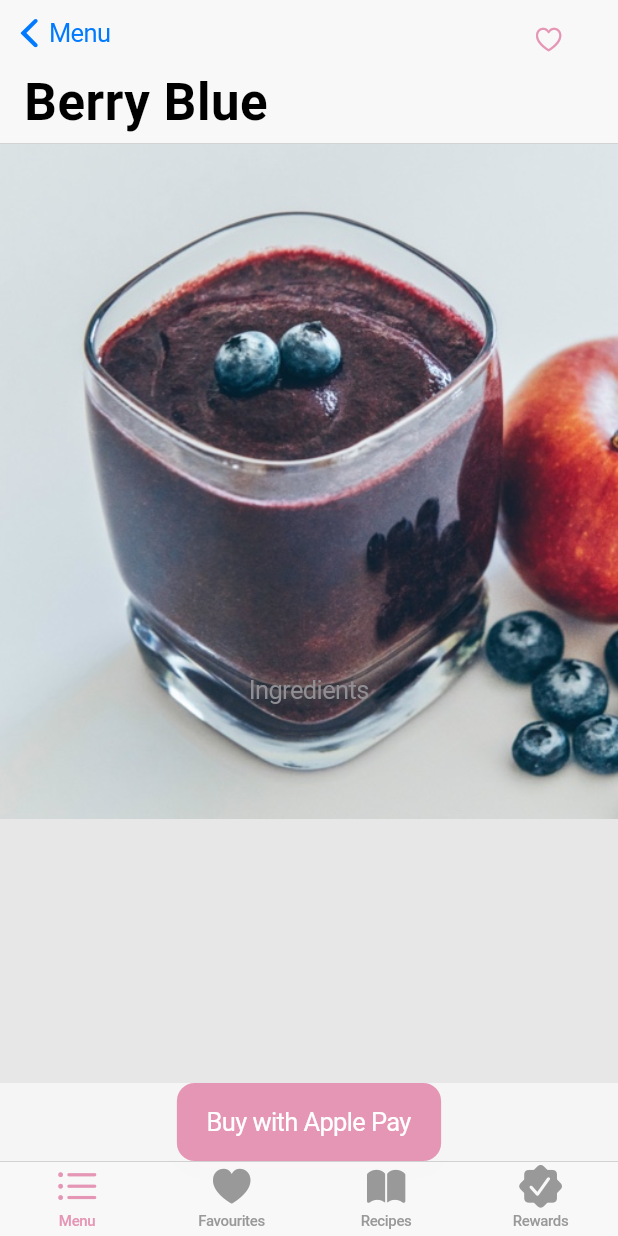
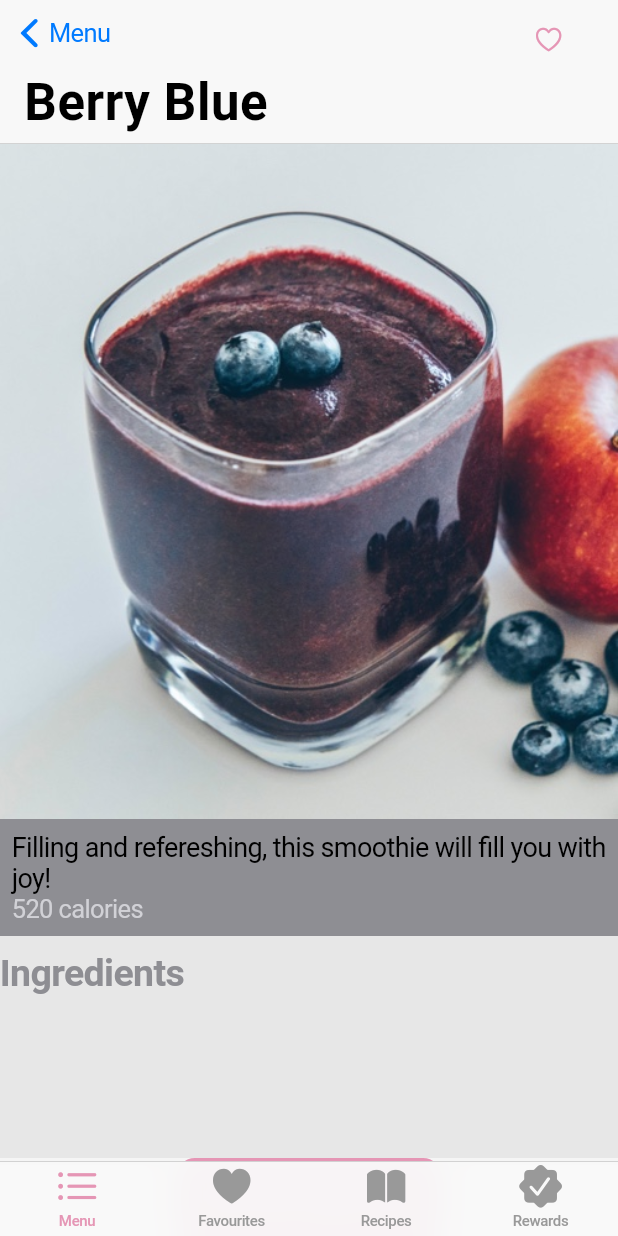
Before and after one commit to TJMusiitwa/flutter_fruta, a Flutter app: the screen it shows after launch, after a tap on "Berry Blue", on a phone screen of 412 x 824 dp. Run offline on Flutter 3.47's test engine with Material 2 defaults, Android fonts, the light colour scheme and no system bars; our stand-ins replace animated_background, flip_card, modal_bottom_sheet.

```diff
--- a/lib/screens/menu_screen.dart
+++ b/lib/screens/menu_screen.dart
@@ -4,7 +4,23 @@ import 'package:flutter_fruta/model/smoothie_model.dart';
 import 'package:flutter_fruta/widgets/drink_view_widget.dart';
 import 'package:flutter_fruta/widgets/menu_list_tile.dart';
 
-class MenuScreen extends StatelessWidget {
+class MenuScreen extends StatefulWidget {
+  @override
+  _MenuScreenState createState() => _MenuScreenState();
+}
+
+class _MenuScreenState extends State<MenuScreen> {
+  @override
+  void initState() {
+    super.initState();
+    fetchSmoothieData();
+  }
+
+  Future<void> fetchSmoothieData() async {
+    return DefaultAssetBundle.of(context)
+        .loadString("assets/smoothie_data.json");
+  }
+
   @override
   Widget build(BuildContext context) {
     return CustomScrollView(
@@ -12,14 +28,17 @@ class MenuScreen extends StatelessWidget {
         CupertinoSliverNavigationBar(
           largeTitle: Text('Menu'),
         ),
-        SliverSafeArea(
+        SliverPadding(
+          padding: const EdgeInsets.fromLTRB(0, 0, 0, 0),
           sliver: SliverFillRemaining(
               child: FutureBuilder(
-            future: DefaultAssetBundle.of(context)
-                .loadString("assets/smoothie_data.json"),
+            future: fetchSmoothieData(),
             builder: (BuildContext context, AsyncSnapshot snapshot) {
-              final smoothie = smoothieFromJson(snapshot.data.toString());
-              return CupertinoScrollbar(
+              var values = snapshot.data;
+              final smoothie = smoothieFromJson(values.toString());
+              return snapshot.hasData == null
+                  ? CupertinoActivityIndicator()
+                  : CupertinoScrollbar(
                       child: ListView.separated(
                         itemCount: smoothie.length,
                         itemBuilder: (BuildContext context, int index) {
@@ -34,7 +53,10 @@ class MenuScreen extends StatelessWidget {
                                   builder: (context) => DrinkViewWidget(
                                         imagePath: smoothieItem.imagePath,
                                         drinkDesc: smoothieItem.description,
-                                drinkName: smoothieItem.smoothieName)),
+                                        drinkName: smoothieItem.smoothieName,
+                                        drinkCalories:
+                                            smoothieItem.calories.toString(),
+                                      )),
                             ),
                           );
                         },
@@ -42,7 +64,8 @@ class MenuScreen extends StatelessWidget {
                             Padding(
                           padding: const EdgeInsets.only(left: 120.0),
                           child: Container(
-                      color: CupertinoColors.separator.darkHighContrastColor,
+                            color:
+                                CupertinoColors.separator.darkHighContrastColor,
                             height: 1,
                           ),
                         ),
--- a/lib/widgets/drink_view_widget.dart
+++ b/lib/widgets/drink_view_widget.dart
@@ -1,5 +1,6 @@
 import 'dart:ui';
 
+import 'package:flip_card/flip_card.dart';
 import 'package:flutter/cupertino.dart';
 import 'package:flutter/material.dart' show Color, Colors;
 
@@ -7,13 +8,14 @@ import 'package:flutter_fruta/widgets/recipe_card.dart';
 import 'package:modal_bottom_sheet/modal_bottom_sheet.dart';
 
 class DrinkViewWidget extends StatelessWidget {
-  final String imagePath, drinkDesc, drinkName;
+  final String imagePath, drinkDesc, drinkName, drinkCalories;
 
   const DrinkViewWidget(
       {Key key,
       @required this.imagePath,
       @required this.drinkDesc,
-      @required this.drinkName})
+      @required this.drinkName,
+      @required this.drinkCalories})
       : super(key: key);
   @override
   Widget build(BuildContext context) {
@@ -31,15 +33,19 @@ class DrinkViewWidget extends StatelessWidget {
           ),
         ),
         SliverSafeArea(
+          top: false,
           sliver: SliverFillRemaining(
               child: Stack(
-            alignment: AlignmentDirectional.center,
+            alignment: Alignment.center,
             children: [
               Positioned(
                 left: 0,
                 right: 0,
                 top: MediaQuery.of(context).padding.top,
-                child: ConstrainedBox(
+                child: Column(
+                  crossAxisAlignment: CrossAxisAlignment.start,
+                  children: [
+                    ConstrainedBox(
                       constraints: BoxConstraints(
                           minHeight: 300,
                           maxHeight: 450,
@@ -52,17 +58,71 @@ class DrinkViewWidget extends StatelessWidget {
                         ),
                       ),
                     ),
+                    Container(
+                      decoration:
+                          BoxDecoration(color: CupertinoColors.systemGrey),
+                      child: Padding(
+                        padding: const EdgeInsets.all(8.0),
+                        child: Column(
+                          crossAxisAlignment: CrossAxisAlignment.stretch,
+                          mainAxisAlignment: MainAxisAlignment.spaceAround,
+                          children: [
+                            Text(
+                              drinkDesc,
+                              style: CupertinoTheme.of(context)
+                                  .textTheme
+                                  .textStyle
+                                  .copyWith(
+                                    fontWeight: FontWeight.normal,
+                                    fontSize: 18,
                                   ),
-
+                            ),
+                            Text(
+                              "$drinkCalories calories",
+                              maxLines: 1,
+                              style: CupertinoTheme.of(context)
+                                  .textTheme
+                                  .textStyle
+                                  .copyWith(
+                                      fontWeight: FontWeight.normal,
+                                      color: CupertinoColors.systemGrey4),
+                            ),
+                          ],
+                        ),
+                      ),
+                    ),
+                    SizedBox(
+                      height: 10,
+                    ),
                     Text(
                       'Ingredients',
                       style: CupertinoTheme.of(context)
                           .textTheme
-                    .actionTextStyle
-                    .copyWith(color: CupertinoColors.systemGrey),
+                          .navTitleTextStyle
+                          .copyWith(
+                            color: CupertinoColors.systemGrey,
+                            fontSize: 25,
+                          ),
+                    ),
+                    SizedBox(
+                      height: 15,
+                    ),
+                    // GridView.builder(
+                    //     gridDelegate: SliverGridDelegateWithFixedCrossAxisCount(
+                    //       crossAxisCount: 2,
+                    //       mainAxisSpacing: 5,
+                    //     ),
+                    //     itemBuilder: (context, index) {
+                    //       return CupertinoPopupSurface(
+                    //         isSurfacePainted: false,
+                    //         child: FlipCard(front: null, back: null),
+                    //       );
+                    //     })
+                  ],
+                ),
               ),
               Positioned(
-                bottom: MediaQuery.of(context).padding.bottom,
+                bottom: MediaQuery.of(context).viewInsets.bottom,
                 left: 0,
                 right: 0,
                 child: FrostyBackground(
--- a/pubspec.yaml
+++ b/pubspec.yaml
@@ -27,6 +27,7 @@ dependencies:
   cupertino_fullscreen_modal: ^0.0.1
   cupertino_icons: ^1.0.0
   cupertino_list_tile: ^0.1.4
+  flip_card: ^0.4.4
   modal_bottom_sheet: ^0.2.2
 
 dev_dependencies:
```
Also changed, not shown: pubspec.lock. Lines whose indentation alone changed are shown as unchanged.
